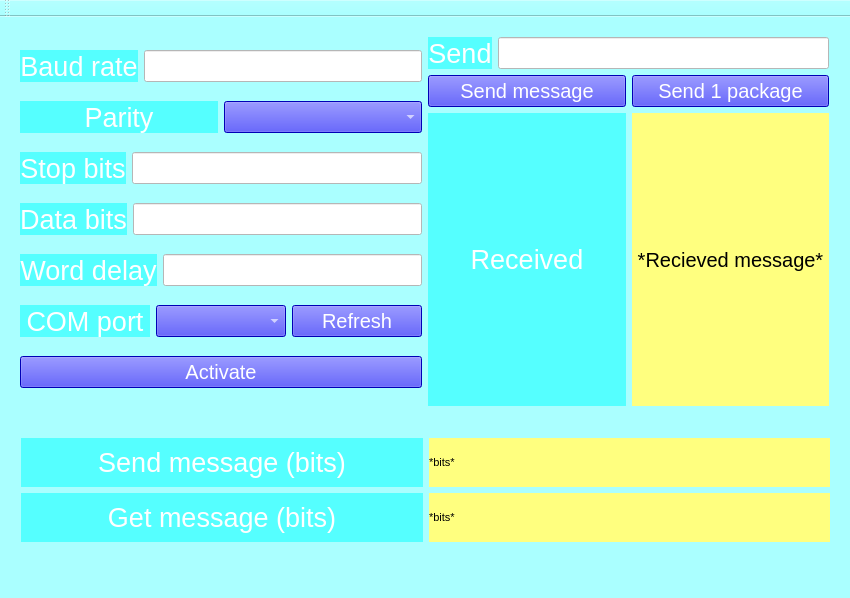
This is mainwindow.ui in Mahiminho/RS232C-simulator as Qt 5 draws it before an edit. The edited form follows.
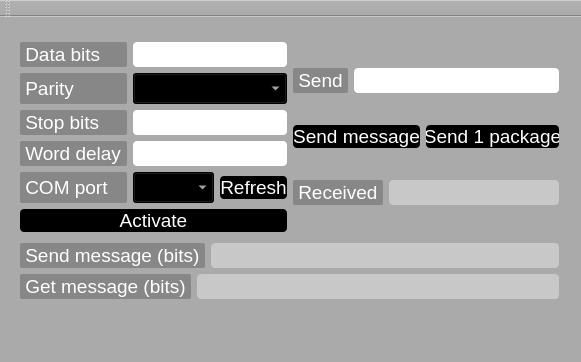
This is the edited form.

```diff
--- a/mainwindow.ui
+++ b/mainwindow.ui
@@ -6,15 +6,15 @@
    <rect>
     <x>0</x>
     <y>0</y>
-    <width>850</width>
-    <height>598</height>
+    <width>581</width>
+    <height>362</height>
    </rect>
   </property>
   <property name="windowTitle">
    <string>MainWindow</string>
   </property>
   <property name="styleSheet">
-   <string notr="true">background-color: rgb(170, 255, 255);</string>
+   <string notr="true">background-color: rgb(170, 170, 170);</string>
   </property>
   <widget class="QWidget" name="centralWidget">
    <widget class="QWidget" name="horizontalLayoutWidget">
@@ -22,220 +22,183 @@
      <rect>
       <x>9</x>
       <y>9</y>
-      <width>831</width>
-      <height>391</height>
+      <width>561</width>
+      <height>291</height>
      </rect>
     </property>
-    <layout class="QHBoxLayout" name="horizontalLayout">
-     <item>
-      <layout class="QVBoxLayout" name="verticalLayout">
-       <item>
-        <layout class="QHBoxLayout" name="horizontalLayout_2">
-         <item>
-          <widget class="QLabel" name="label_2">
-           <property name="font">
-            <font>
-             <pointsize>20</pointsize>
-            </font>
-           </property>
-           <property name="styleSheet">
-            <string notr="true">background-color: rgb(85, 255, 255);
-color: rgb(255, 255, 255);</string>
-           </property>
-           <property name="text">
-            <string>Baud rate</string>
-           </property>
-           <property name="alignment">
-            <set>Qt::AlignCenter</set>
-           </property>
-          </widget>
-         </item>
-         <item>
-          <widget class="QLineEdit" name="lineEditBaudRate">
-           <property name="font">
-            <font>
-             <pointsize>15</pointsize>
-            </font>
-           </property>
-           <property name="styleSheet">
-            <string notr="true">background-color: rgb(255, 255, 255);</string>
-           </property>
-          </widget>
-         </item>
-        </layout>
-       </item>
+    <layout class="QVBoxLayout" name="verticalLayout_4">
        <item>
         <layout class="QHBoxLayout" name="horizontalLayout_7">
          <item>
+        <layout class="QVBoxLayout" name="verticalLayout">
+         <item>
+          <layout class="QGridLayout" name="gridLayout">
+           <item row="3" column="1">
+            <widget class="QLineEdit" name="lineEditWordDelay">
+             <property name="font">
+              <font>
+               <pointsize>14</pointsize>
+              </font>
+             </property>
+             <property name="styleSheet">
+              <string notr="true">background-color: rgb(255, 255, 255);
+border-radius: 4px;</string>
+             </property>
+            </widget>
+           </item>
+           <item row="0" column="0">
+            <widget class="QLabel" name="label_6">
+             <property name="font">
+              <font>
+               <pointsize>14</pointsize>
+              </font>
+             </property>
+             <property name="styleSheet">
+              <string notr="true">background-color: rgb(135, 135, 135);
+color: rgb(255, 255, 255);
+border-radius: 2px;</string>
+             </property>
+             <property name="text">
+              <string> Data bits </string>
+             </property>
+             <property name="alignment">
+              <set>Qt::AlignLeading|Qt::AlignLeft|Qt::AlignVCenter</set>
+             </property>
+            </widget>
+           </item>
+           <item row="1" column="0">
           <widget class="QLabel" name="label_4">
            <property name="font">
             <font>
-             <pointsize>20</pointsize>
+               <pointsize>14</pointsize>
             </font>
            </property>
            <property name="styleSheet">
-            <string notr="true">background-color: rgb(85, 255, 255);
-color: rgb(255, 255, 255);</string>
+              <string notr="true">background-color: rgb(135, 135, 135);
+color: rgb(255, 255, 255);
+border-radius: 2px;</string>
            </property>
            <property name="text">
-            <string>Parity</string>
+              <string> Parity </string>
            </property>
            <property name="alignment">
-            <set>Qt::AlignCenter</set>
+              <set>Qt::AlignLeading|Qt::AlignLeft|Qt::AlignVCenter</set>
            </property>
           </widget>
          </item>
-         <item>
-          <widget class="QComboBox" name="comboBoxParity">
-           <property name="font">
-            <font>
-             <pointsize>15</pointsize>
-            </font>
-           </property>
-           <property name="styleSheet">
-            <string notr="true">background-color: rgb(0, 0, 255);
-color: rgb(255, 255, 255);</string>
-           </property>
-          </widget>
-         </item>
-        </layout>
-       </item>
-       <item>
-        <layout class="QHBoxLayout" name="horizontalLayout_6">
-         <item>
-          <widget class="QLabel" name="label_5">
-           <property name="font">
-            <font>
-             <pointsize>20</pointsize>
-            </font>
-           </property>
-           <property name="styleSheet">
-            <string notr="true">background-color: rgb(85, 255, 255);
-color: rgb(255, 255, 255);</string>
-           </property>
-           <property name="text">
-            <string>Stop bits</string>
-           </property>
-           <property name="alignment">
-            <set>Qt::AlignCenter</set>
-           </property>
-          </widget>
-         </item>
-         <item>
+           <item row="2" column="1">
           <widget class="QLineEdit" name="lineEditStopBits">
            <property name="font">
             <font>
-             <pointsize>15</pointsize>
+               <pointsize>14</pointsize>
             </font>
            </property>
            <property name="styleSheet">
-            <string notr="true">background-color: rgb(255, 255, 255);</string>
+              <string notr="true">background-color: rgb(255, 255, 255);
+border-radius: 4px;</string>
            </property>
           </widget>
          </item>
-        </layout>
-       </item>
-       <item>
-        <layout class="QHBoxLayout" name="horizontalLayout_5">
-         <item>
-          <widget class="QLabel" name="label_6">
-           <property name="font">
-            <font>
-             <pointsize>20</pointsize>
-            </font>
-           </property>
-           <property name="styleSheet">
-            <string notr="true">background-color: rgb(85, 255, 255);
-color: rgb(255, 255, 255);</string>
-           </property>
-           <property name="text">
-            <string>Data bits</string>
-           </property>
-           <property name="alignment">
-            <set>Qt::AlignCenter</set>
-           </property>
-          </widget>
-         </item>
-         <item>
+           <item row="0" column="1">
           <widget class="QLineEdit" name="lineEditDataBits">
            <property name="font">
             <font>
-             <pointsize>15</pointsize>
+               <pointsize>14</pointsize>
             </font>
            </property>
            <property name="styleSheet">
-            <string notr="true">background-color: rgb(255, 255, 255);</string>
+              <string notr="true">background-color: rgb(255, 255, 255);
+border-radius: 4px;</string>
            </property>
           </widget>
          </item>
-        </layout>
-       </item>
-       <item>
-        <layout class="QHBoxLayout" name="horizontalLayout_4">
-         <item>
+           <item row="1" column="1">
+            <widget class="QComboBox" name="comboBoxParity">
+             <property name="font">
+              <font>
+               <pointsize>14</pointsize>
+              </font>
+             </property>
+             <property name="styleSheet">
+              <string notr="true">color: rgb(255, 255, 255);
+background-color: rgb(0, 0, 0);
+ </string>
+             </property>
+            </widget>
+           </item>
+           <item row="2" column="0">
+            <widget class="QLabel" name="label_5">
+             <property name="font">
+              <font>
+               <pointsize>14</pointsize>
+              </font>
+             </property>
+             <property name="styleSheet">
+              <string notr="true">background-color: rgb(135, 135, 135);
+color: rgb(255, 255, 255);
+border-radius: 2px;</string>
+             </property>
+             <property name="text">
+              <string> Stop bits </string>
+             </property>
+             <property name="alignment">
+              <set>Qt::AlignLeading|Qt::AlignLeft|Qt::AlignVCenter</set>
+             </property>
+            </widget>
+           </item>
+           <item row="3" column="0">
           <widget class="QLabel" name="label_7">
            <property name="font">
             <font>
-             <pointsize>20</pointsize>
+               <pointsize>14</pointsize>
             </font>
            </property>
            <property name="styleSheet">
-            <string notr="true">background-color: rgb(85, 255, 255);
-color: rgb(255, 255, 255);</string>
+              <string notr="true">background-color: rgb(135, 135, 135);
+color: rgb(255, 255, 255);
+border-radius: 2px;</string>
            </property>
            <property name="text">
-            <string>Word delay</string>
+              <string> Word delay </string>
            </property>
            <property name="alignment">
-            <set>Qt::AlignCenter</set>
+              <set>Qt::AlignLeading|Qt::AlignLeft|Qt::AlignVCenter</set>
            </property>
           </widget>
          </item>
-         <item>
-          <widget class="QLineEdit" name="lineEditWordDelay">
-           <property name="font">
-            <font>
-             <pointsize>15</pointsize>
-            </font>
-           </property>
-           <property name="styleSheet">
-            <string notr="true">background-color: rgb(255, 255, 255);</string>
-           </property>
-          </widget>
-         </item>
-        </layout>
-       </item>
-       <item>
-        <layout class="QHBoxLayout" name="horizontalLayout_8">
-         <item>
+           <item row="4" column="0">
           <widget class="QLabel" name="label">
            <property name="font">
             <font>
-             <pointsize>20</pointsize>
+               <pointsize>14</pointsize>
             </font>
            </property>
            <property name="styleSheet">
-            <string notr="true">background-color: rgb(85, 255, 255);
-color: rgb(255, 255, 255);</string>
+              <string notr="true">background-color: rgb(135, 135, 135);
+color: rgb(255, 255, 255);
+border-radius: 2px;</string>
            </property>
            <property name="text">
-            <string>COM port</string>
+              <string> COM port </string>
            </property>
            <property name="alignment">
-            <set>Qt::AlignCenter</set>
+              <set>Qt::AlignLeading|Qt::AlignLeft|Qt::AlignVCenter</set>
            </property>
           </widget>
          </item>
+           <item row="4" column="1">
+            <layout class="QHBoxLayout" name="horizontalLayout">
          <item>
           <widget class="QComboBox" name="comboBoxCOMport">
            <property name="font">
             <font>
-             <pointsize>15</pointsize>
+                 <pointsize>14</pointsize>
             </font>
            </property>
            <property name="styleSheet">
-            <string notr="true">background-color: rgb(0, 0, 255);
-color: rgb(255, 255, 255);</string>
+                <string notr="true">color: rgb(255, 255, 255);
+background-color: rgb(0, 0, 0);
+</string>
            </property>
           </widget>
          </item>
@@ -243,12 +206,20 @@
           <widget class="QPushButton" name="refreshButton">
            <property name="font">
             <font>
-             <pointsize>15</pointsize>
+                 <pointsize>14</pointsize>
             </font>
            </property>
            <property name="styleSheet">
-            <string notr="true">background-color: rgb(0, 0, 255);
-color: rgb(255, 255, 255);</string>
+                <string notr="true">QPushButton {
+color: rgb(255, 255, 255);
+background-color: rgb(0, 0, 0);
+border-radius: 4px;
+ }
+QPushButton:pressed {
+color: rgb(0, 0, 0);
+background-color: rgb(255, 255, 255);
+border-radius: 4px;
+ }</string>
            </property>
            <property name="text">
             <string>Refresh</string>
@@ -257,18 +228,26 @@
          </item>
         </layout>
        </item>
-       <item>
-        <layout class="QHBoxLayout" name="horizontalLayout_3">
+          </layout>
+         </item>
          <item>
           <widget class="QPushButton" name="activateButton">
            <property name="font">
             <font>
-             <pointsize>15</pointsize>
+             <pointsize>14</pointsize>
             </font>
            </property>
            <property name="styleSheet">
-            <string notr="true">background-color: rgb(0, 0, 255);
-color: rgb(255, 255, 255);</string>
+            <string notr="true">QPushButton {
+color: rgb(255, 255, 255);
+background-color: rgb(0, 0, 0);
+border-radius: 4px;
+ }
+QPushButton:pressed {
+color: rgb(0, 0, 0);
+background-color: rgb(255, 255, 255);
+border-radius: 4px;
+ }</string>
            </property>
            <property name="text">
             <string>Activate</string>
@@ -277,28 +256,27 @@
          </item>
         </layout>
        </item>
-      </layout>
-     </item>
      <item>
       <layout class="QVBoxLayout" name="verticalLayout_2">
        <item>
-        <layout class="QHBoxLayout" name="horizontalLayout_9">
+          <layout class="QHBoxLayout" name="horizontalLayout_2">
          <item>
           <widget class="QLabel" name="label_8">
            <property name="font">
             <font>
-             <pointsize>20</pointsize>
+               <pointsize>14</pointsize>
             </font>
            </property>
            <property name="styleSheet">
-            <string notr="true">background-color: rgb(85, 255, 255);
-color: rgb(255, 255, 255);</string>
+              <string notr="true">background-color: rgb(135, 135, 135);
+color: rgb(255, 255, 255);
+border-radius: 2px;</string>
            </property>
            <property name="text">
-            <string>Send</string>
+              <string> Send </string>
            </property>
            <property name="alignment">
-            <set>Qt::AlignCenter</set>
+              <set>Qt::AlignLeading|Qt::AlignLeft|Qt::AlignVCenter</set>
            </property>
           </widget>
          </item>
@@ -306,28 +284,37 @@
           <widget class="QLineEdit" name="lineEditSend">
            <property name="font">
             <font>
-             <pointsize>15</pointsize>
+               <pointsize>14</pointsize>
             </font>
            </property>
            <property name="styleSheet">
-            <string notr="true">background-color: rgb(255, 255, 255);</string>
+              <string notr="true">background-color: rgb(255, 255, 255);
+border-radius: 4px;</string>
            </property>
           </widget>
          </item>
         </layout>
        </item>
        <item>
-        <layout class="QHBoxLayout" name="horizontalLayout_14">
+          <layout class="QHBoxLayout" name="horizontalLayout_3">
          <item>
           <widget class="QPushButton" name="sendMessageButton">
            <property name="font">
             <font>
-             <pointsize>15</pointsize>
+               <pointsize>14</pointsize>
             </font>
            </property>
            <property name="styleSheet">
-            <string notr="true">background-color: rgb(0, 0, 255);
-color: rgb(255, 255, 255);</string>
+              <string notr="true">QPushButton {
+color: rgb(255, 255, 255);
+background-color: rgb(0, 0, 0);
+border-radius: 4px;
+ }
+QPushButton:pressed {
+color: rgb(0, 0, 0);
+background-color: rgb(255, 255, 255);
+border-radius: 4px;
+ }</string>
            </property>
            <property name="text">
             <string>Send message</string>
@@ -338,12 +325,20 @@
           <widget class="QPushButton" name="sendPackageButton">
            <property name="font">
             <font>
-             <pointsize>15</pointsize>
+               <pointsize>14</pointsize>
             </font>
            </property>
            <property name="styleSheet">
-            <string notr="true">background-color: rgb(0, 0, 255);
-color: rgb(255, 255, 255);</string>
+              <string notr="true">QPushButton {
+color: rgb(255, 255, 255);
+background-color: rgb(0, 0, 0);
+border-radius: 4px;
+ }
+QPushButton:pressed {
+color: rgb(0, 0, 0);
+background-color: rgb(255, 255, 255);
+border-radius: 4px;
+ }</string>
            </property>
            <property name="text">
             <string>Send 1 package</string>
@@ -353,43 +348,49 @@
         </layout>
        </item>
        <item>
-        <layout class="QHBoxLayout" name="horizontalLayout_10">
+          <layout class="QHBoxLayout" name="horizontalLayout_4">
          <item>
           <widget class="QLabel" name="label_10">
            <property name="font">
             <font>
-             <pointsize>20</pointsize>
+               <pointsize>14</pointsize>
             </font>
            </property>
            <property name="styleSheet">
-            <string notr="true">background-color: rgb(85, 255, 255);
-color: rgb(255, 255, 255);</string>
+              <string notr="true">background-color: rgb(135, 135, 135);
+color: rgb(255, 255, 255);
+border-radius: 2px;</string>
            </property>
            <property name="text">
-            <string>Received</string>
+              <string> Received </string>
            </property>
            <property name="alignment">
-            <set>Qt::AlignCenter</set>
+              <set>Qt::AlignLeading|Qt::AlignLeft|Qt::AlignVCenter</set>
            </property>
           </widget>
          </item>
          <item>
-          <widget class="QLabel" name="labelRecieved">
+            <widget class="QLineEdit" name="labelRecieved">
            <property name="font">
             <font>
-             <pointsize>15</pointsize>
-            </font>
-           </property>
+               <pointsize>14</pointsize>
+              </font>
+             </property>
+             <property name="cursor">
+              <cursorShape>IBeamCursor</cursorShape>
+             </property>
+             <property name="tabletTracking">
+              <bool>false</bool>
+             </property>
+             <property name="focusPolicy">
+              <enum>Qt::StrongFocus</enum>
+             </property>
            <property name="styleSheet">
-            <string notr="true">background-color: rgb(255, 255, 127);
-color: rgb(0, 0, 0);</string>
-           </property>
-           <property name="text">
-            <string>*Recieved message*</string>
-           </property>
-           <property name="alignment">
-            <set>Qt::AlignCenter</set>
-           </property>
+              <string notr="true">background-color: rgb(200, 200, 200);
+border-radius: 4px;
+cursor: text;
+</string>
+             </property>
           </widget>
          </item>
         </layout>
@@ -397,92 +398,104 @@
       </layout>
      </item>
     </layout>
-   </widget>
-   <widget class="QWidget" name="verticalLayoutWidget_3">
-    <property name="geometry">
-     <rect>
-      <x>10</x>
-      <y>410</y>
-      <width>831</width>
-      <height>126</height>
-     </rect>
-    </property>
+     </item>
+     <item>
     <layout class="QVBoxLayout" name="verticalLayout_3">
      <item>
-      <layout class="QHBoxLayout" name="horizontalLayout_12">
+        <layout class="QHBoxLayout" name="horizontalLayout_5">
        <item>
         <widget class="QLabel" name="label_12">
          <property name="font">
           <font>
-           <pointsize>20</pointsize>
+             <pointsize>14</pointsize>
           </font>
          </property>
          <property name="styleSheet">
-          <string notr="true">background-color: rgb(85, 255, 255);
-color: rgb(255, 255, 255);</string>
+            <string notr="true">background-color: rgb(135, 135, 135);
+color: rgb(255, 255, 255);
+border-radius: 2px;</string>
          </property>
          <property name="text">
-          <string>Send message (bits)</string>
+            <string> Send message (bits) </string>
          </property>
          <property name="alignment">
-          <set>Qt::AlignCenter</set>
+            <set>Qt::AlignLeading|Qt::AlignLeft|Qt::AlignVCenter</set>
          </property>
         </widget>
        </item>
        <item>
-        <widget class="QLabel" name="labelSendBits">
+          <widget class="QLineEdit" name="labelSendBits">
          <property name="font">
           <font>
-           <pointsize>8</pointsize>
-          </font>
-         </property>
+             <pointsize>14</pointsize>
+            </font>
+           </property>
+           <property name="cursor">
+            <cursorShape>IBeamCursor</cursorShape>
+           </property>
+           <property name="tabletTracking">
+            <bool>false</bool>
+           </property>
+           <property name="focusPolicy">
+            <enum>Qt::StrongFocus</enum>
+           </property>
          <property name="styleSheet">
-          <string notr="true">background-color: rgb(255, 255, 127);
-color: rgb(0, 0, 0);</string>
-         </property>
-         <property name="text">
-          <string>*bits*</string>
+            <string notr="true">background-color: rgb(200, 200, 200);
+border-radius: 4px;
+cursor: text;
+</string>
          </property>
         </widget>
        </item>
       </layout>
      </item>
      <item>
-      <layout class="QHBoxLayout" name="horizontalLayout_13">
+        <layout class="QHBoxLayout" name="horizontalLayout_6">
        <item>
         <widget class="QLabel" name="label_14">
          <property name="font">
           <font>
-           <pointsize>20</pointsize>
+             <pointsize>14</pointsize>
           </font>
          </property>
          <property name="styleSheet">
-          <string notr="true">background-color: rgb(85, 255, 255);
-color: rgb(255, 255, 255);</string>
+            <string notr="true">background-color: rgb(135, 135, 135);
+color: rgb(255, 255, 255);
+border-radius: 2px;</string>
          </property>
          <property name="text">
-          <string>Get message (bits)</string>
+            <string> Get message (bits) </string>
          </property>
          <property name="alignment">
-          <set>Qt::AlignCenter</set>
+            <set>Qt::AlignLeading|Qt::AlignLeft|Qt::AlignVCenter</set>
          </property>
         </widget>
        </item>
        <item>
-        <widget class="QLabel" name="labelGetBits">
+          <widget class="QLineEdit" name="labelGetBits">
          <property name="font">
           <font>
-           <pointsize>8</pointsize>
-          </font>
-         </property>
+             <pointsize>14</pointsize>
+            </font>
+           </property>
+           <property name="cursor">
+            <cursorShape>IBeamCursor</cursorShape>
+           </property>
+           <property name="tabletTracking">
+            <bool>false</bool>
+           </property>
+           <property name="focusPolicy">
+            <enum>Qt::StrongFocus</enum>
+           </property>
          <property name="styleSheet">
-          <string notr="true">background-color: rgb(255, 255, 127);
-color: rgb(0, 0, 0);</string>
-         </property>
-         <property name="text">
-          <string>*bits*</string>
-         </property>
-        </widget>
+            <string notr="true">background-color: rgb(200, 200, 200);
+border-radius: 4px;
+cursor: text;
+</string>
+           </property>
+          </widget>
+         </item>
+        </layout>
        </item>
       </layout>
      </item>
```
Left out of the diff: 4 changed lines with no effect on the pictures. Lines whose indentation alone changed are shown as unchanged.
